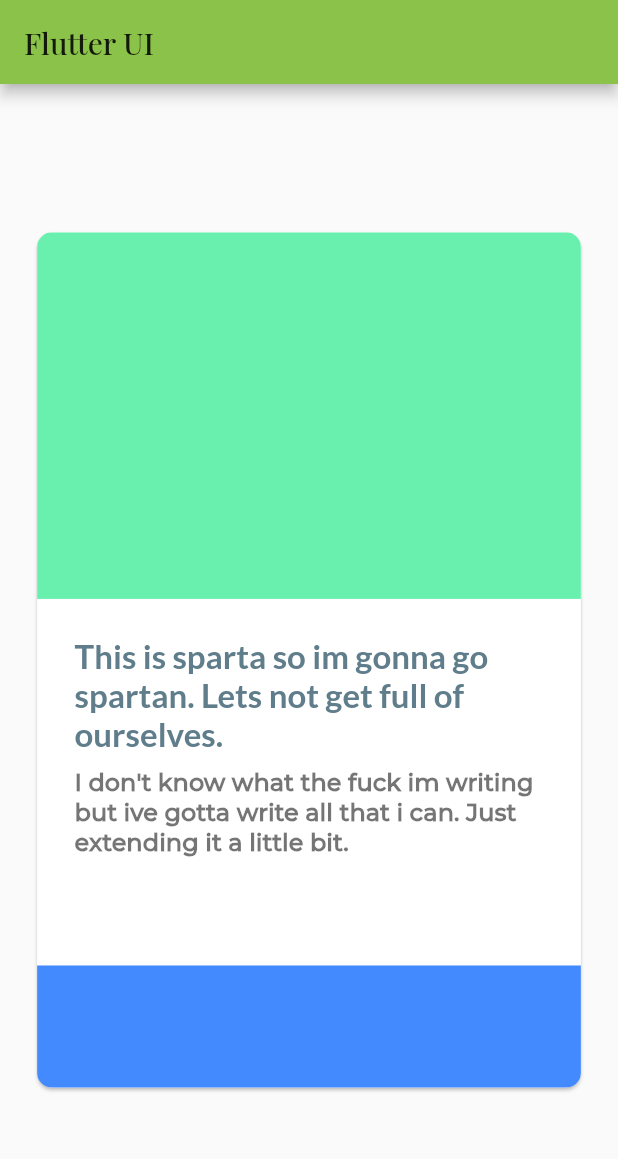
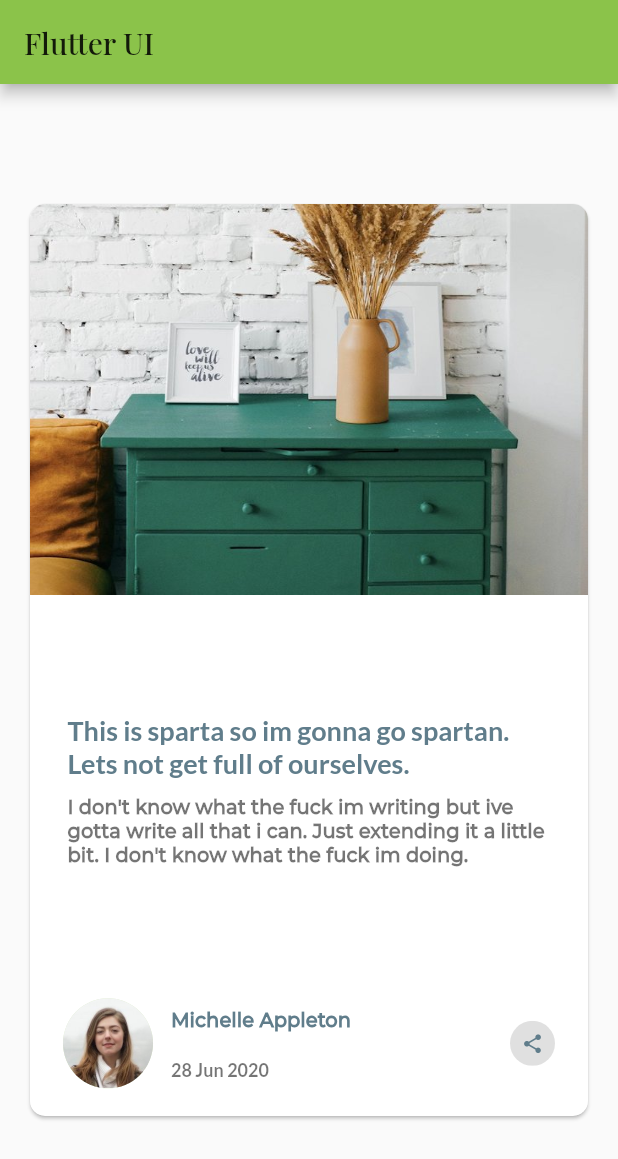
Before and after one commit to shaw8wit/flutter-ui, a Flutter app: the screen it shows after launch, on a phone screen of 412 x 824 dp. Shown: the top 1159 px of the screen. Run offline on Flutter 3.47's test engine with Material 2 defaults, Android fonts, the phone set to English and light mode, and no system bars.

Commit message:
card finished

```diff
--- a/lib/article_preview_component/article_preview_component.dart
+++ b/lib/article_preview_component/article_preview_component.dart
@@ -37,8 +37,8 @@ class ArticlePreviewComponent extends StatelessWidget {
     bool aspect = display.aspectRatio > 1;
     return Card(
       margin: EdgeInsets.symmetric(
-        horizontal: display.width * (aspect ? 0.22 : 0.06),
-        vertical: display.height * (aspect ? 0.27 : 0.12),
+        horizontal: display.aspectRatio * 200 - 80,
+        vertical: display.aspectRatio * 80 + 40,
       ),
       shape: RoundedRectangleBorder(
         borderRadius: BorderRadius.circular(10),
--- a/lib/article_preview_component/widgets/image.dart
+++ b/lib/article_preview_component/widgets/image.dart
@@ -6,7 +6,12 @@ class ImageComponent extends StatelessWidget {
     return Expanded(
       flex: 3,
       child: Container(
-        color: Colors.greenAccent,
+        decoration: BoxDecoration(
+          image: DecorationImage(
+            image: AssetImage('assets/images/drawers.jpg'),
+            fit: BoxFit.fill,
+          ),
+        ),
       ),
     );
   }
--- a/lib/article_preview_component/widgets/share.dart
+++ b/lib/article_preview_component/widgets/share.dart
@@ -5,8 +5,65 @@ class ShareComponent extends StatelessWidget {
   Widget build(BuildContext context) {
     return Expanded(
       flex: 1,
-      child: Container(
-        color: Colors.blueAccent,
+      child: Padding(
+        padding: const EdgeInsets.fromLTRB(22, 5, 22, 15),
+        child: Row(
+          children: [
+            CircleAvatar(
+              radius: 30,
+              backgroundImage: AssetImage('assets/images/avatar-michelle.jpg'),
+            ),
+            SingleChildScrollView(
+              scrollDirection: Axis.horizontal,
+              child: Padding(
+                padding: const EdgeInsets.only(left: 12),
+                child: Column(
+                  mainAxisAlignment: MainAxisAlignment.spaceAround,
+                  crossAxisAlignment: CrossAxisAlignment.start,
+                  children: [
+                    Text(
+                      "Michelle Appleton",
+                      style: TextStyle(
+                        color: Colors.blueGrey,
+                        fontFamily: 'Montserrat',
+                        fontWeight: FontWeight.bold,
+                        fontSize: 13,
+                      ),
+                    ),
+                    Text(
+                      "28 Jun 2020",
+                      style: TextStyle(
+                        color: Colors.black54,
+                        fontFamily: 'Lato',
+                        fontWeight: FontWeight.bold,
+                        fontSize: 12,
+                      ),
+                    ),
+                  ],
+                ),
+              ),
+            ),
+            Spacer(),
+            ClipOval(
+              child: Material(
+                color: Colors.black12, // button color
+                child: InkWell(
+                  splashColor: Colors.teal, // inkwell color
+                  child: const SizedBox(
+                    width: 30,
+                    height: 30,
+                    child: Icon(
+                      Icons.share,
+                      color: Colors.blueGrey,
+                      size: 15,
+                    ),
+                  ),
+                  onTap: () {},
+                ),
+              ),
+            ),
+          ],
+        ),
       ),
     );
   }
--- a/lib/article_preview_component/widgets/text.dart
+++ b/lib/article_preview_component/widgets/text.dart
@@ -3,11 +3,11 @@ import 'package:flutter/material.dart';
 class TextComponent extends StatelessWidget {
   @override
   Widget build(BuildContext context) {
-    var size = MediaQuery.of(context).size;
     return Expanded(
       flex: 3,
+      child: Center(
         child: Padding(
-        padding: const EdgeInsets.fromLTRB(25, 25, 25, 5),
+          padding: const EdgeInsets.symmetric(vertical: 0, horizontal: 25),
           child: SingleChildScrollView(
             child: Column(
               mainAxisAlignment: MainAxisAlignment.center,
@@ -18,20 +18,21 @@ class TextComponent extends StatelessWidget {
                     fontFamily: 'Lato',
                     fontWeight: FontWeight.bold,
                     color: Colors.blueGrey,
-                  fontSize: 22,
+                    fontSize: 18,
                   ),
                 ),
                 SizedBox(height: 10),
                 Text(
-                "I don't know what the fuck im writing but ive gotta write all that i can. Just extending it a little bit.",
+                  "I don't know what the fuck im writing but ive gotta write all that i can. Just extending it a little bit. I don't know what the fuck im doing.",
                   style: TextStyle(
                     fontFamily: 'Montserrat',
                     fontWeight: FontWeight.bold,
                     color: Colors.black54,
-                  fontSize: 16,
+                    fontSize: 13,
                   ),
-              )
+                ),
               ],
+            ),
           ),
         ),
       ),
```
Lines whose indentation alone changed are shown as unchanged.
